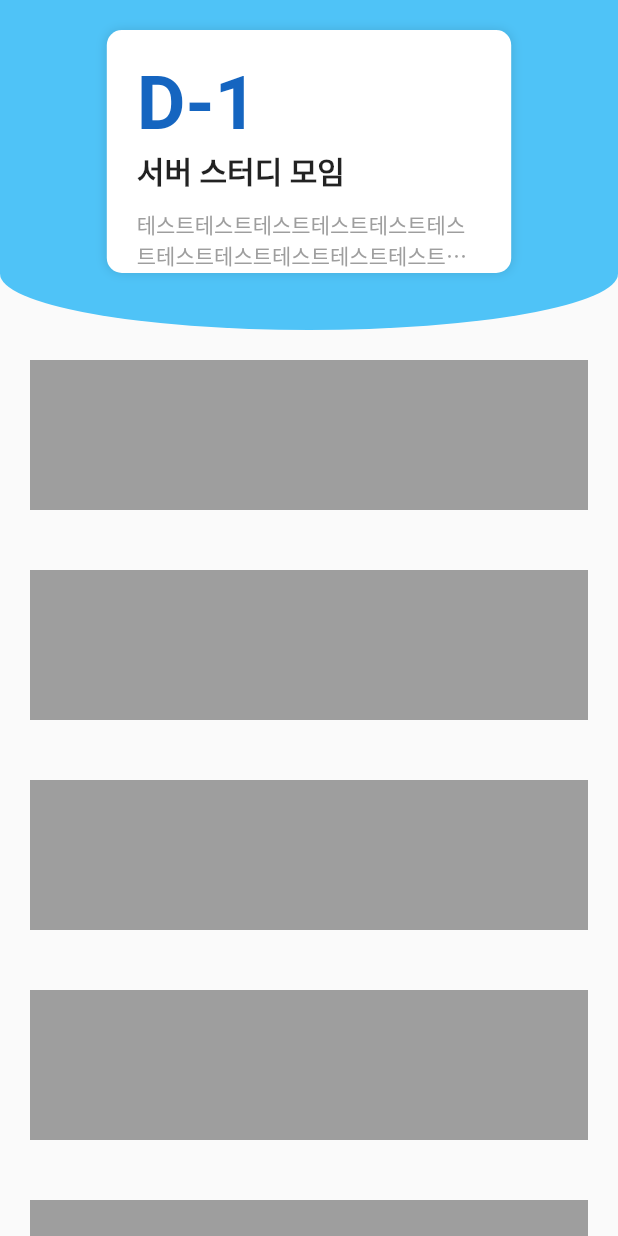
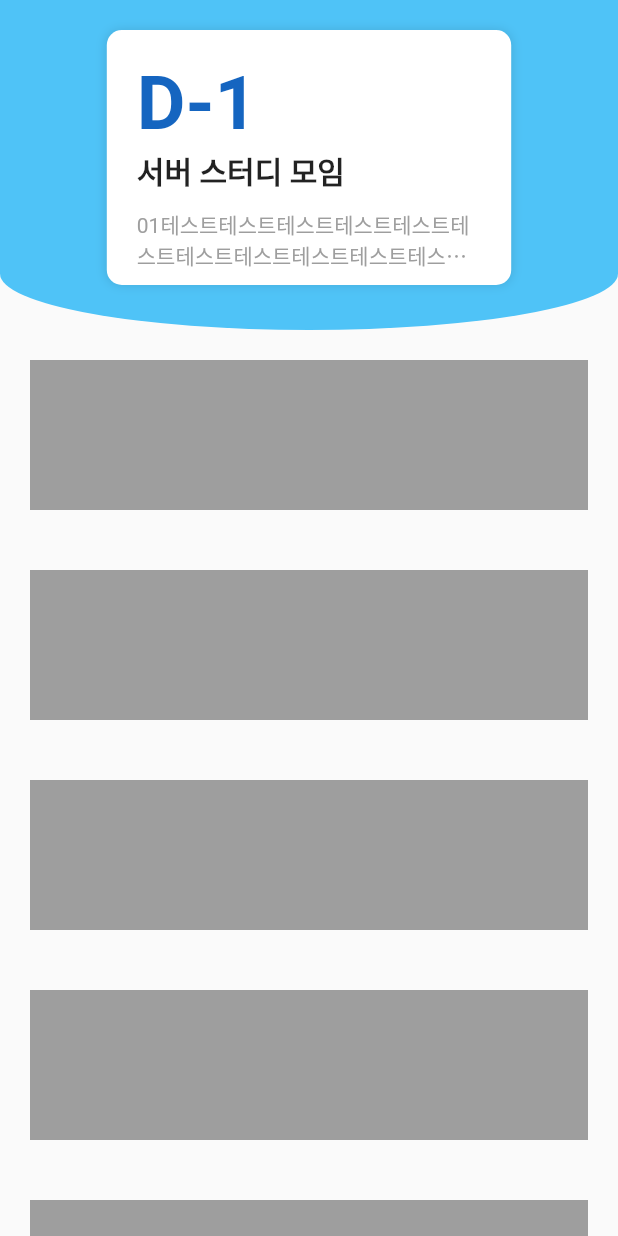
Before and after one commit to BusanDevelopers/D-DayCalendar, a Flutter app: the screen it shows after launch, on a phone screen of 412 x 824 dp. Run offline on Flutter 3.47's test engine with Material 2 defaults, Android fonts, the phone set to English and light mode, and no system bars; our stand-ins replace flutter_swiper.

Commit message:
Add: Create UI based in dummy json

```diff
--- a/d_day_calendar/lib/dday.dart
+++ b/d_day_calendar/lib/dday.dart
@@ -1,7 +1,29 @@
+import 'dart:convert';
+
 class Dday {
   final DateTime date;
   final String title;
   final String description;
 
   Dday(this.date, this.title, [this.description = ""]);
+
+  factory Dday.fromJsonString(String jsonString) {
+    JsonCodec codec = new JsonCodec();
+    return Dday.fromJson(codec.decode(jsonString));
+  }
+
+  factory Dday.fromJson(dynamic json) {
+    String strDate = json['date'];
+    String title = json['title'];
+    String description = json['description'];
+
+    List<String> strDateSplit = strDate.split("-");
+    int year = int.parse(strDateSplit[0]);
+    int month = int.parse(strDateSplit[1]);
+    int day = int.parse(strDateSplit[2]);
+
+    DateTime date = new DateTime(year, month, day);
+
+    return Dday(date, title, description);
+  }
 }
--- /dev/null
+++ b/d_day_calendar/lib/dummy/dummydday.dart
@@ -0,0 +1,14 @@
+class DummyDdayData {
+  static List<String> dummyDdayJSON = [
+    '{"date":"2020-08-08","title":"서버 스터디 모임","description":"01테스트테스트테스트테스트테스트테스트테스트테스트테스트테스트테스트테스트테스트테스트"}',
+    '{"date":"2020-08-14","title":"방학식","description":"02테스트테스트테스트테스트테스트테스트테스트테스트테스트테스트테스트테스트테스트테스트"}',
+    '{"date":"2020-08-15","title":"광복절","description":"03테스트테스트테스트테스트테스트테스트테스트테스트테스트테스트테스트테스트테스트테스트"}',
+    '{"date":"2020-08-19","title":"내 생일","description":"04테스트테스트테스트테스트테스트테스트테스트테스트테스트테스트테스트테스트테스트테스트"}',
+    '{"date":"2020-08-31","title":"개학식","description":"05테스트테스트테스트테스트테스트테스트테스트테스트테스트테스트테스트테스트테스트테스트"}',
+    '{"date":"2020-09-30","title":"추석 연휴","description":"06테스트테스트테스트테스트테스트테스트테스트테스트테스트테스트테스트테스트테스트테스트"}',
+    '{"date":"2020-10-09","title":"동그라미 생일","description":"07테스트테스트테스트테스트테스트테스트테스트테스트테스트테스트테스트테스트테스트테스트"}',
+    '{"date":"2020-10-30","title":"세모 생일","description":"08테스트테스트테스트테스트테스트테스트테스트테스트테스트테스트테스트테스트테스트테스트"}',
+    '{"date":"2020-11-11","title":"네모 생일","description":"09테스트테스트테스트테스트테스트테스트테스트테스트테스트테스트테스트테스트테스트테스트"}',
+    '{"date":"2020-11-17","title":"누군가 생일","description":"10테스트테스트테스트테스트테스트테스트테스트테스트테스트테스트테스트테스트테스트테스트"}',
+  ];
+}
--- a/d_day_calendar/lib/main_page.dart
+++ b/d_day_calendar/lib/main_page.dart
@@ -1,5 +1,6 @@
 import 'package:d_day_calendar/dday.dart';
 import 'package:d_day_calendar/dday_unit.dart';
+import 'package:d_day_calendar/dummy/dummydday.dart';
 import 'package:flutter/material.dart';
 import 'package:flutter_swiper/flutter_swiper.dart';
 
@@ -36,16 +37,14 @@ class MainPage extends StatelessWidget {
               children: [
                 Container(
                   width: double.infinity,
-                  height: 202,
+                  height: 210,
                   child: Swiper(
                     autoplay: true,
                     autoplayDelay: 5000,
                     viewportFraction: 0.8,
                     scale: 0.85,
-                    itemCount: 5,
-                    itemBuilder: (_, index) {
-                      return DdayUnit(dday: new Dday(new DateTime(2020, 8, 8), "서버 스터디 모임", "테스트테스트테스트테스트테스트테스트테스트테스트테스트테스트테스트테스트테스트테스트"));
-                    },
+                    itemCount: DummyDdayData.dummyDdayJSON.length,
+                    itemBuilder: (_, index) => DdayUnit(dday: Dday.fromJsonString(DummyDdayData.dummyDdayJSON[index])),
                   )
                 )
               ],
```
